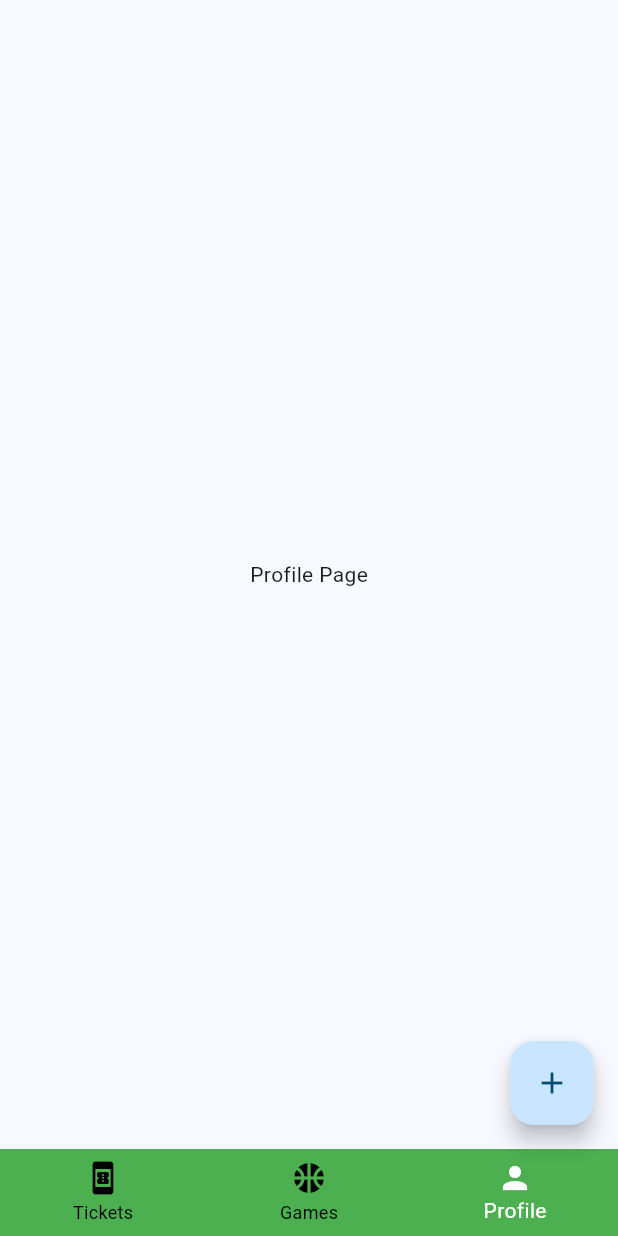
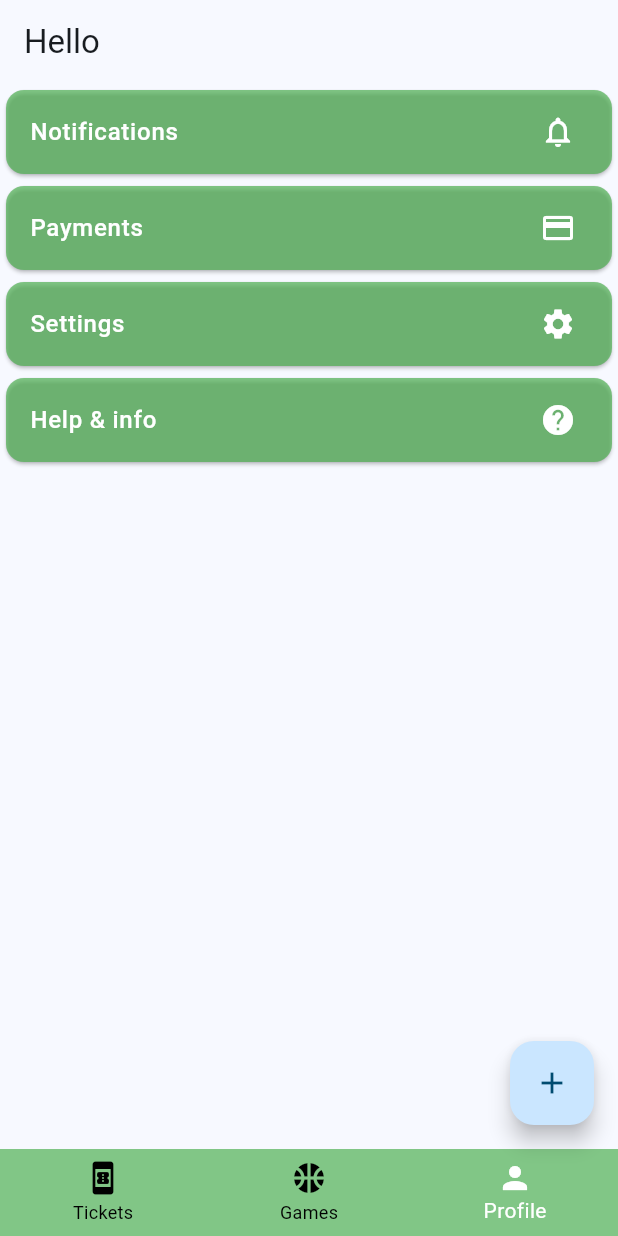
Before and after one commit to zuberypima/stadium, a Flutter app: the screen it shows after launch, item 3 of the bottom bar chosen, on a phone screen of 412 x 824 dp. Run offline on Flutter 3.47's test engine with Material 3 defaults, Android fonts, the phone set to English and light mode, and no system bars; our stand-ins replace cloud_firestore, firebase_auth, firebase_core; accounts and stored records are empty.

Commit message:
update ui

```diff
--- a/lib/view/screens/homeScreen.dart
+++ b/lib/view/screens/homeScreen.dart
@@ -25,7 +25,7 @@ class _HomescreenState extends State<Homescreen> {
     return Scaffold(
       body: screenList.elementAt(_selectedIndex),
       bottomNavigationBar: BottomNavigationBar(
-          backgroundColor: Colors.green,
+          backgroundColor: Color.fromARGB(176, 76, 175, 79),
           selectedItemColor: Colors.white,
           unselectedItemColor: Colors.black,
           elevation: 0,
--- a/lib/view/screens/profileScreen.dart
+++ b/lib/view/screens/profileScreen.dart
@@ -1,4 +1,5 @@
 import 'package:flutter/material.dart';
+import 'package:stadium/view/widgets/profileCard.dart';
 
 class ProfileScreen extends StatefulWidget {
   const ProfileScreen({super.key});
@@ -10,6 +11,18 @@ class ProfileScreen extends StatefulWidget {
 class _ProfileScreenState extends State<ProfileScreen> {
   @override
   Widget build(BuildContext context) {
-    return Scaffold(body: Center(child: Text("Profile Page"),),);
+    return Scaffold(
+      appBar: AppBar(
+        title: Text("Hello "),
+      ),
+      body: ListView(
+        children: [
+          profileCardWidget('Notifications',Icons.notifications_none),
+          profileCardWidget('Payments',Icons.payment),
+          profileCardWidget('Settings',Icons.settings),
+          profileCardWidget('Help & info',Icons.help),
+        ],
+      ),
+    );
   }
 }
--- /dev/null
+++ b/lib/view/widgets/profileCard.dart
@@ -0,0 +1,13 @@
+
+
+import 'package:flutter/material.dart';
+
+Widget profileCardWidget(String _label, IconData IconData){
+  return   Card(
+            color: const Color.fromARGB(176, 76, 175, 79),
+            child: ListTile(
+              title: Text(_label,style: TextStyle(color: Colors.white,fontWeight: FontWeight.w500),),
+              trailing: Icon(IconData,color: Colors.white,),
+            ),
+          );
+}
```
